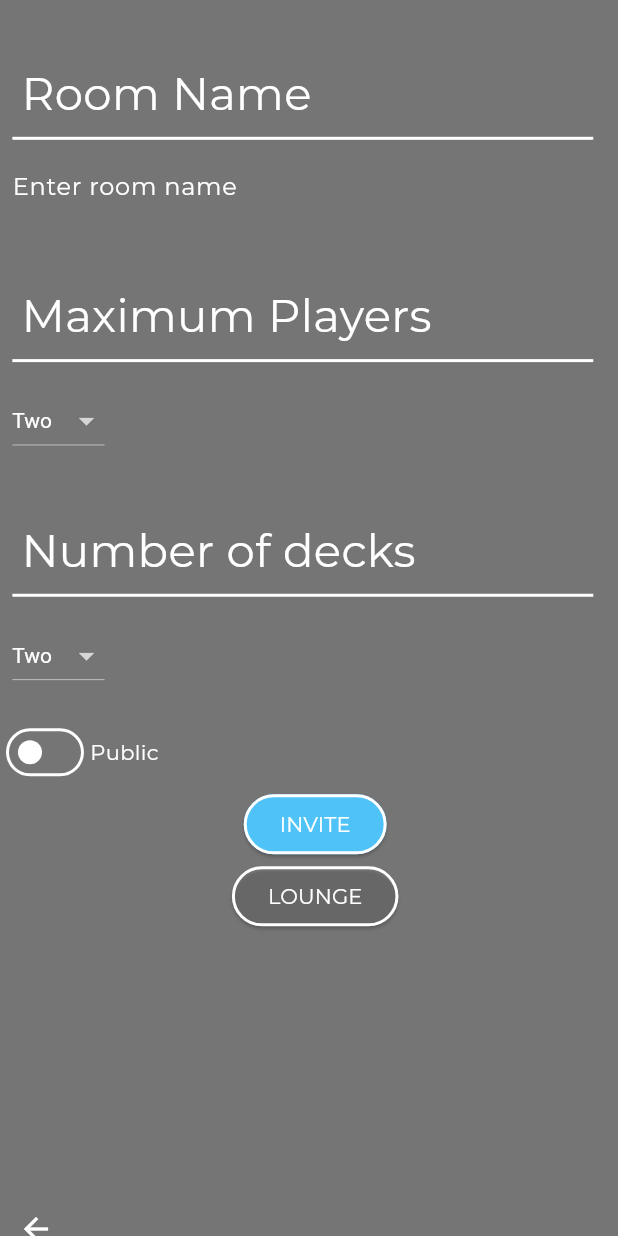
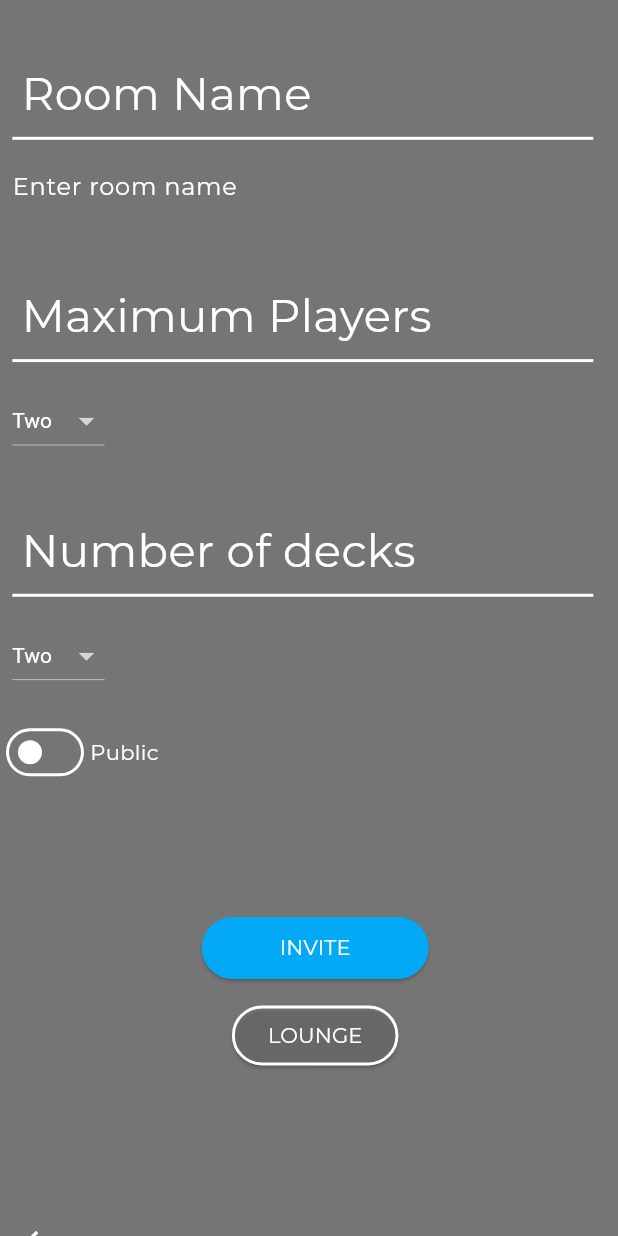
Before and after one commit to jeffrgh/bank_game, a Flutter app: the CreateRoomScreen screen opened directly, on a phone screen of 412 x 824 dp. Run offline on Flutter 3.47's test engine with Material 2 defaults, Android fonts, the phone set to English and light mode, and no system bars; network calls fail; project files that could hold a hidden picture were left out.

Commit message:
Tried fixing stuff ended up breaking more things

```diff
--- a/lib/screens/createroomscreen.dart
+++ b/lib/screens/createroomscreen.dart
@@ -220,6 +220,9 @@ class _CreateRoomScreenState extends State<CreateRoomScreen> {
                 ],
               ),
             ),
+            SizedBox(
+              height: MediaQuery.of(context).size.height * 0.1,
+            ),
             Padding(
               padding: EdgeInsets.only(
                 left: MediaQuery.of(context).size.width * 0.02,
@@ -231,35 +234,19 @@ class _CreateRoomScreenState extends State<CreateRoomScreen> {
                           inviteLinkCopied = true;
                         });
                       },
-                      child: const Text(
+                      child: SizedBox(
+                        child: const Align(
+                          child: Text(
                             'INVITE',
+                            textAlign: TextAlign.center,
                           ),
-                      style: ButtonStyle(
-                        shape: MaterialStateProperty.all(
-                          RoundedRectangleBorder(
-                            side: const BorderSide(
-                              color: Colors.white,
-                              width: 2,
+                          alignment: Alignment.center,
                         ),
-                            borderRadius: BorderRadius.circular(
-                              25,
+                        width: MediaQuery.of(context).size.width * 0.25,
+                        height: MediaQuery.of(context).size.height * 0.05,
                       ),
-                          ),
-                        ),
-                        backgroundColor: MaterialStateProperty.all(
-                          Colors.lightBlue.shade300,
-                        ),
-                        foregroundColor: MaterialStateProperty.all(
-                          Colors.white,
-                        ),
-                      ),
-                    )
-                  : ElevatedButton(
-                      child: const Text('LINK COPIED'),
-                      onPressed: null,
-                      style: ButtonStyle(
-                        shape: MaterialStateProperty.all(
-                          RoundedRectangleBorder(
+                      style: ElevatedButton.styleFrom(
+                        shape: RoundedRectangleBorder(
                           side: const BorderSide(
                             color: Colors.lightBlue,
                             width: 2,
@@ -268,15 +255,40 @@ class _CreateRoomScreenState extends State<CreateRoomScreen> {
                             25,
                           ),
                         ),
+                        primary: Colors.lightBlue,
+                        onPrimary: Colors.white,
                       ),
-                        backgroundColor: MaterialStateProperty.all(
-                          Colors.transparent,
+                    )
+                  : ElevatedButton(
+                      child: SizedBox(
+                        child: const Align(
+                          child: Text(
+                            'LINK COPIED',
+                            textAlign: TextAlign.center,
                           ),
-                        foregroundColor: MaterialStateProperty.all(
-                          Colors.white,
+                          alignment: Alignment.center,
+                        ),
+                        width: MediaQuery.of(context).size.width * 0.25,
+                        height: MediaQuery.of(context).size.height * 0.05,
+                      ),
+                      onPressed: null,
+                      style: ElevatedButton.styleFrom(
+                        shape: RoundedRectangleBorder(
+                          side: const BorderSide(
+                            color: Colors.lightBlue,
+                            width: 2,
+                          ),
+                          borderRadius: BorderRadius.circular(
+                            25,
+                          ),
+                        ),
+                        primary: Colors.transparent,
+                        onPrimary: Colors.white,
                       ),
                     ),
             ),
+            SizedBox(
+              height: MediaQuery.of(context).size.height * 0.0125,
             ),
             Padding(
               padding: EdgeInsets.only(
@@ -309,7 +321,7 @@ class _CreateRoomScreenState extends State<CreateRoomScreen> {
               ),
             ),
             SizedBox(
-              height: MediaQuery.of(context).size.height * 0.2108,
+              height: MediaQuery.of(context).size.height * 0.11,
             ),
             Align(
               child: IconButton(
```
Lines whose indentation alone changed are shown as unchanged.
